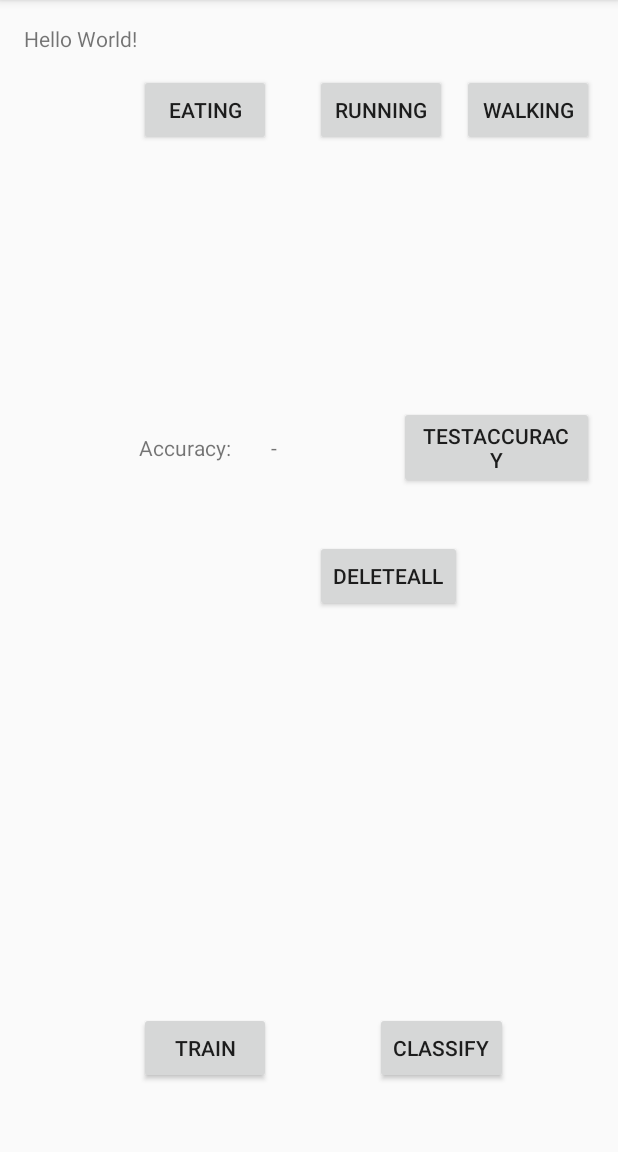
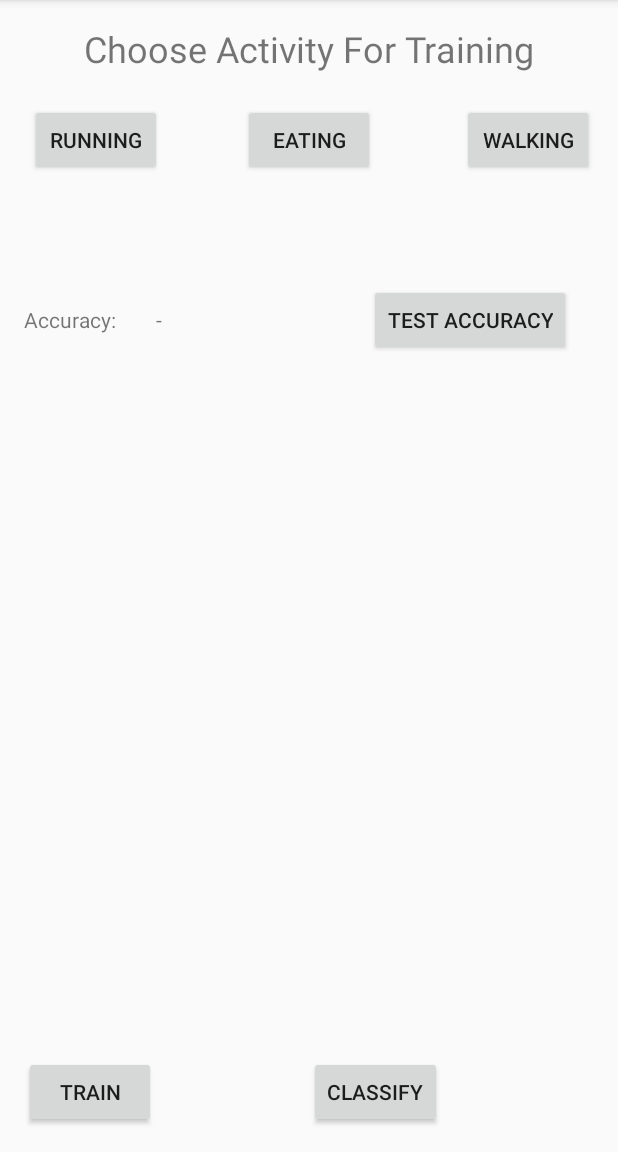
Before and after one commit to chandangs16/Activity-Recognition-Using-Accelerometer, an Android app: the screen it shows after launch (MainActivity), on a phone screen of 412 x 824 dp, the part 84-1236 px from its top. Run offline under Robolectric (Android 15) with nearby library versions, the phone set to English and light mode, and no system bars.

Commit message:
changed layout

```diff
--- a/app/src/main/res/layout/activity_main.xml
+++ b/app/src/main/res/layout/activity_main.xml
@@ -11,9 +11,12 @@
     tools:context="edu.asu.cse535.assignment3.MainActivity">
 
     <TextView
+        android:text="-"
         android:layout_width="wrap_content"
         android:layout_height="wrap_content"
-        android:text="Hello World!" />
+        android:layout_alignTop="@+id/textView"
+        android:layout_toEndOf="@+id/button5"
+        android:id="@+id/accuracyTextView" />
 
     <Button
         android:text="Walking"
@@ -26,15 +29,40 @@
         android:layout_alignParentEnd="true" />
 
     <Button
+        android:text="Train"
+        android:layout_width="wrap_content"
+        android:layout_height="wrap_content"
+        android:id="@+id/button5"
+        android:onClick="onTrain"
+        android:layout_alignParentBottom="true"
+        android:layout_alignParentStart="true" />
+
+    <Button
+        android:text="Classify"
+        android:layout_width="wrap_content"
+        android:layout_height="wrap_content"
+        android:id="@+id/button6"
+        android:onClick="classifyActivity"
+        android:layout_alignParentBottom="true"
+        android:layout_toEndOf="@+id/button4" />
+
+    <TextView
+        android:layout_width="wrap_content"
+        android:layout_height="wrap_content"
+        android:text="Choose Activity For Training"
+        android:textSize="24sp"
+        android:layout_alignParentTop="true"
+        android:layout_centerHorizontal="true" />
+
+    <Button
         android:text="Eating"
         android:layout_width="wrap_content"
         android:layout_height="wrap_content"
         android:id="@+id/button"
         android:onClick="onStartRecordingEating"
-        android:layout_alignBaseline="@+id/button2"
-        android:layout_alignBottom="@+id/button2"
-        android:layout_toStartOf="@+id/button4"
-        android:layout_marginEnd="29dp" />
+        android:layout_marginTop="53dp"
+        android:layout_below="@+id/textView4"
+        android:layout_centerHorizontal="true" />
 
     <Button
         android:text="Running"
@@ -42,19 +70,29 @@
         android:layout_height="wrap_content"
         android:id="@+id/button2"
         android:onClick="onStartRecordingRunning"
-        android:layout_marginTop="33dp"
-        android:layout_alignStart="@+id/button4" />
+        android:layout_alignBaseline="@+id/button"
+        android:layout_alignBottom="@+id/button"
+        android:layout_alignEnd="@+id/accuracyTextView" />
 
     <Button
-        android:text="Train"
+        android:text="Test Accuracy"
         android:layout_width="wrap_content"
         android:layout_height="wrap_content"
-        android:id="@+id/button5"
-        android:layout_alignParentBottom="true"
-        android:layout_toStartOf="@+id/button"
-        android:layout_marginBottom="29dp"
-        android:layout_alignEnd="@+id/button"
-        android:onClick="onTrain"/>
+        android:id="@+id/button7"
+        android:onClick="onTestAccuracy"
+        android:layout_marginTop="72dp"
+        android:layout_below="@+id/button3"
+        android:layout_alignParentEnd="true"
+        android:layout_marginEnd="15dp" />
+
+    <TextView
+        android:text="Accuracy:"
+        android:layout_width="wrap_content"
+        android:layout_height="wrap_content"
+        android:id="@+id/textView"
+        android:layout_alignBaseline="@+id/button7"
+        android:layout_alignBottom="@+id/button7"
+        android:layout_alignParentStart="true" />
 
     <Button
         android:text="DeleteAll"
@@ -62,45 +100,9 @@
         android:layout_height="wrap_content"
         android:id="@+id/button4"
         android:onClick="clearData"
-        android:layout_centerVertical="true"
-        android:layout_toStartOf="@+id/button3" />
-
-    <Button
-        android:text="Classify"
-        android:layout_width="wrap_content"
-        android:layout_height="wrap_content"
-        android:layout_alignBottom="@+id/button5"
-        android:layout_alignStart="@+id/button4"
-        android:layout_marginStart="40dp"
-        android:id="@+id/button6"
-        android:onClick="classifyActivity"/>
-
-    <TextView
-        android:text="Accuracy:"
-        android:layout_width="wrap_content"
-        android:layout_height="wrap_content"
-        android:layout_above="@+id/button4"
-        android:layout_alignStart="@+id/button"
-        android:layout_marginBottom="52dp"
-        android:id="@+id/textView" />
-
-    <TextView
-        android:text="-"
-        android:layout_width="wrap_content"
-        android:layout_height="wrap_content"
-        android:layout_alignTop="@+id/textView"
-        android:layout_toEndOf="@+id/button5"
-        android:id="@+id/accuracyTextView" />
-
-    <Button
-        android:text="TestAccuracy"
-        android:layout_width="wrap_content"
-        android:layout_height="wrap_content"
-        android:layout_above="@+id/button4"
-        android:layout_alignStart="@+id/button6"
-        android:layout_marginStart="16dp"
-        android:layout_marginBottom="34dp"
-        android:id="@+id/button7"
-        android:onClick="onTestAccuracy"/>
+        android:visibility="invisible"
+        android:layout_marginBottom="71dp"
+        android:layout_above="@+id/button6"
+        android:layout_toEndOf="@+id/accuracyTextView" />
 
 </RelativeLayout>
```
